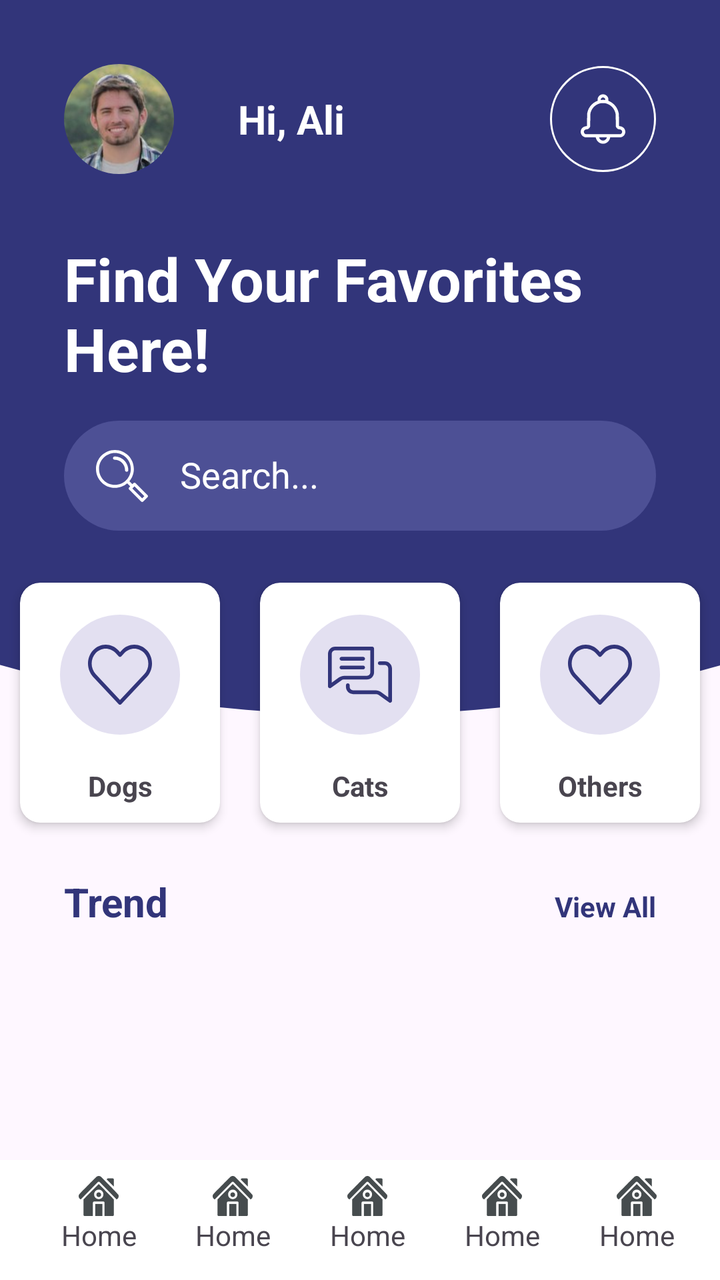
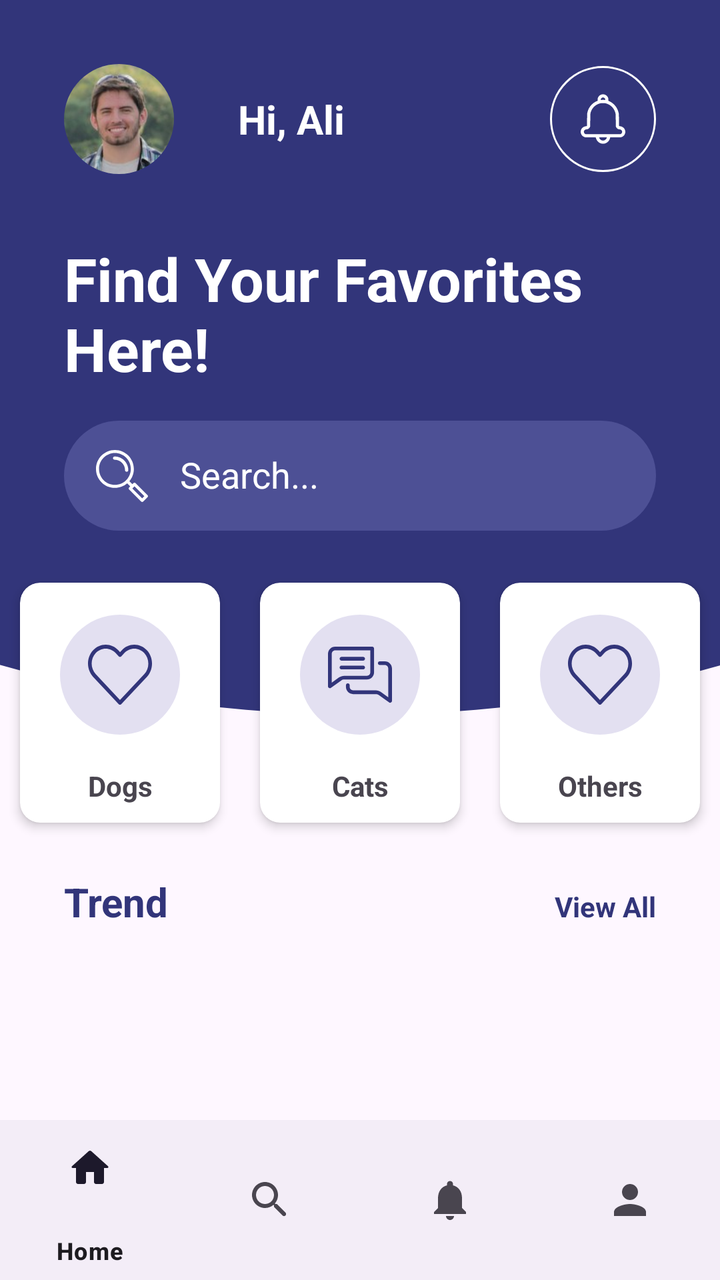

Screens rendered from an Android XML layout before and after an edit, with the pre-edit source and the edit as a unified diff.
<!-- AndroidManifest.xml: application theme Theme.PurrfectMatchMobileApp -->
<!-- res/layout/activity_dashboard.xml -->
<?xml version="1.0" encoding="utf-8"?>
<androidx.constraintlayout.widget.ConstraintLayout xmlns:android="http://schemas.android.com/apk/res/android"
    xmlns:app="http://schemas.android.com/apk/res-auto"
    xmlns:tools="http://schemas.android.com/tools"
    android:id="@+id/main"
    android:layout_width="match_parent"
    android:layout_height="match_parent"
    tools:context=".DashboardActivity">

    <ScrollView
        android:id="@+id/scrollView2"
        android:layout_width="match_parent"
        android:layout_height="match_parent"
        app:layout_constraintBottom_toBottomOf="parent"
        app:layout_constraintEnd_toEndOf="parent"
        app:layout_constraintStart_toStartOf="parent"
        app:layout_constraintTop_toTopOf="parent">

        <LinearLayout
            android:layout_width="match_parent"
            android:layout_height="wrap_content"
            android:orientation="vertical">

            <LinearLayout
                android:layout_width="match_parent"
                android:layout_height="match_parent"
                android:background="@color/dark_blue"
                android:orientation="vertical">

                <androidx.constraintlayout.widget.ConstraintLayout
                    android:layout_width="match_parent"
                    android:layout_height="match_parent">

                    <ImageView
                        android:id="@+id/imageView3"
                        android:layout_width="wrap_content"
                        android:layout_height="wrap_content"
                        android:layout_marginStart="32dp"
                        android:layout_marginTop="32dp"
                        app:layout_constraintStart_toStartOf="parent"
                        app:layout_constraintTop_toTopOf="parent"
                        app:srcCompat="@drawable/user_1" />

                    <TextView
                        android:id="@+id/textView3"
                        android:layout_width="wrap_content"
                        android:layout_height="wrap_content"
                        android:layout_marginStart="32dp"
                        android:text="Hi, Ali"
                        android:textColor="@color/white"
                        android:textSize="20sp"
                        android:textStyle="bold"
                        app:layout_constraintBottom_toBottomOf="@+id/imageView3"
                        app:layout_constraintStart_toEndOf="@+id/imageView3"
                        app:layout_constraintTop_toTopOf="@+id/imageView3" />

                    <ImageView
                        android:id="@+id/imageView4"
                        android:layout_width="wrap_content"
                        android:layout_height="wrap_content"
                        android:layout_marginEnd="32dp"
                        app:layout_constraintBottom_toBottomOf="@+id/imageView3"
                        app:layout_constraintEnd_toEndOf="parent"
                        app:layout_constraintTop_toTopOf="@+id/imageView3"
                        app:srcCompat="@drawable/notification" />
                </androidx.constraintlayout.widget.ConstraintLayout>

                <TextView
                    android:id="@+id/textView4"
                    android:layout_width="match_parent"
                    android:layout_height="wrap_content"
                    android:layout_marginStart="32dp"
                    android:layout_marginTop="32dp"
                    android:text="Find Your Favorites\nHere!"
                    android:textColor="@color/white"
                    android:textSize="30sp"
                    android:textStyle="bold" />

                <EditText
                    android:id="@+id/editTextText"
                    android:layout_width="match_parent"
                    android:layout_height="55dp"
                    android:layout_marginStart="32dp"
                    android:layout_marginTop="16dp"
                    android:layout_marginEnd="32dp"
                    android:layout_marginBottom="16dp"
                    android:background="@drawable/edittext_background"
                    android:drawableStart="@drawable/search"
                    android:drawablePadding="16dp"
                    android:ems="10"
                    android:hint="Search..."
                    android:inputType="text"
                    android:padding="16dp"
                    android:textColor="@color/white"
                    android:textColorHint="@color/white" />
            </LinearLayout>

            <androidx.constraintlayout.widget.ConstraintLayout
                android:layout_width="match_parent"
                android:layout_height="match_parent">

                <ImageView
                    android:id="@+id/imageView5"
                    android:layout_width="wrap_content"
                    android:layout_height="wrap_content"
                    android:scaleType="centerCrop"
                    app:layout_constraintEnd_toEndOf="parent"
                    app:layout_constraintStart_toStartOf="parent"
                    app:layout_constraintTop_toTopOf="parent"
                    app:srcCompat="@drawable/arc_2" />

                <LinearLayout
                    android:layout_width="match_parent"
                    android:layout_height="wrap_content"
                    android:gravity="center"
                    android:orientation="horizontal"
                    app:layout_constraintBottom_toBottomOf="@+id/imageView5"
                    app:layout_constraintEnd_toEndOf="parent"
                    app:layout_constraintStart_toStartOf="parent"
                    app:layout_constraintTop_toTopOf="parent">

                    <androidx.cardview.widget.CardView
                        android:layout_width="100dp"
                        android:layout_height="120dp"
                        android:layout_margin="10dp"
                        app:cardCornerRadius="10dp"
                        app:cardElevation="3dp">

                        <LinearLayout
                            android:layout_width="match_parent"
                            android:layout_height="match_parent"
                            android:orientation="vertical">

                            <androidx.constraintlayout.widget.ConstraintLayout
                                android:layout_width="60dp"
                                android:layout_height="60dp"
                                android:layout_gravity="center"
                                android:layout_margin="16dp"
                                android:background="@drawable/background_oval_2">

                                <ImageView
                                    android:id="@+id/dogIconMain"
                                    android:layout_width="wrap_content"
                                    android:layout_height="wrap_content"
                                    app:layout_constraintBottom_toBottomOf="parent"
                                    app:layout_constraintEnd_toEndOf="parent"
                                    app:layout_constraintStart_toStartOf="parent"
                                    app:layout_constraintTop_toTopOf="parent"
                                    app:srcCompat="@drawable/favorites" />
                            </androidx.constraintlayout.widget.ConstraintLayout>

                            <TextView
                                android:id="@+id/txtDog"
                                android:layout_width="match_parent"
                                android:layout_height="wrap_content"
                                android:text="Dogs"
                                android:textAlignment="center"
                                android:textStyle="bold" />
                        </LinearLayout>
                    </androidx.cardview.widget.CardView>

                    <androidx.cardview.widget.CardView
                        android:layout_width="100dp"
                        android:layout_height="120dp"
                        android:layout_margin="10dp"
                        app:cardCornerRadius="10dp"
                        app:cardElevation="3dp">

                        <LinearLayout
                            android:layout_width="match_parent"
                            android:layout_height="match_parent"
                            android:orientation="vertical">

                            <androidx.constraintlayout.widget.ConstraintLayout
                                android:layout_width="60dp"
                                android:layout_height="60dp"
                                android:layout_gravity="center"
                                android:layout_margin="16dp"
                                android:background="@drawable/background_oval_2">

                                <ImageView
                                    android:id="@+id/catIconMain"
                                    android:layout_width="wrap_content"
                                    android:layout_height="wrap_content"
                                    app:layout_constraintBottom_toBottomOf="parent"
                                    app:layout_constraintEnd_toEndOf="parent"
                                    app:layout_constraintStart_toStartOf="parent"
                                    app:layout_constraintTop_toTopOf="parent"
                                    app:srcCompat="@drawable/message" />
                            </androidx.constraintlayout.widget.ConstraintLayout>

                            <TextView
                                android:id="@+id/txtCats"
                                android:layout_width="match_parent"
                                android:layout_height="wrap_content"
                                android:text="Cats"
                                android:textAlignment="center"
                                android:textStyle="bold" />
                        </LinearLayout>
                    </androidx.cardview.widget.CardView>

                    <androidx.cardview.widget.CardView
                        android:layout_width="100dp"
                        android:layout_height="120dp"
                        android:layout_margin="10dp"
                        app:cardCornerRadius="10dp"
                        app:cardElevation="3dp">

                        <LinearLayout
                            android:layout_width="match_parent"
                            android:layout_height="match_parent"
                            android:orientation="vertical">

                            <androidx.constraintlayout.widget.ConstraintLayout
                                android:layout_width="60dp"
                                android:layout_height="60dp"
                                android:layout_gravity="center"
                                android:layout_margin="16dp"
                                android:background="@drawable/background_oval_2">

                                <ImageView
                                    android:id="@+id/othersIconMain"
                                    android:layout_width="wrap_content"
                                    android:layout_height="wrap_content"
                                    app:layout_constraintBottom_toBottomOf="parent"
                                    app:layout_constraintEnd_toEndOf="parent"
                                    app:layout_constraintStart_toStartOf="parent"
                                    app:layout_constraintTop_toTopOf="parent"
                                    app:srcCompat="@drawable/favorites" />
                            </androidx.constraintlayout.widget.ConstraintLayout>

                            <TextView
                                android:id="@+id/txtOthers"
                                android:layout_width="match_parent"
                                android:layout_height="wrap_content"
                                android:text="Others"
                                android:textAlignment="center"
                                android:textStyle="bold" />
                        </LinearLayout>
                    </androidx.cardview.widget.CardView>

                </LinearLayout>

                <LinearLayout
                    android:id="@+id/linearLayout"
                    android:layout_width="match_parent"
                    android:layout_height="match_parent"

                    android:layout_marginTop="16dp"
                    android:orientation="vertical"
                    app:layout_constraintBottom_toBottomOf="parent"
                    app:layout_constraintEnd_toEndOf="parent"
                    app:layout_constraintStart_toStartOf="parent"
                    app:layout_constraintTop_toBottomOf="@+id/imageView5">

                    <LinearLayout
                        android:layout_width="match_parent"
                        android:layout_height="match_parent"
                        android:orientation="horizontal">

                        <TextView
                            android:id="@+id/textView5"
                            android:layout_width="wrap_content"
                            android:layout_height="wrap_content"
                            android:layout_marginStart="32dp"
                            android:layout_weight="1"
                            android:text="Trend"
                            android:textColor="@color/dark_blue"
                            android:textSize="20sp"
                            android:textStyle="bold" />

                        <TextView
                            android:id="@+id/textView6"
                            android:layout_width="wrap_content"
                            android:layout_height="wrap_content"
                            android:layout_marginEnd="32dp"
                            android:layout_weight="1"
                            android:text="View All"
                            android:textAlignment="viewEnd"
                            android:textColor="@color/dark_blue"
                            android:textStyle="bold" />

                    </LinearLayout>

                    <androidx.recyclerview.widget.RecyclerView
                        android:layout_width="match_parent"
                        android:layout_height="match_parent"
                        android:clipToPadding="false"
                        android:paddingStart="24dp"
                        android:paddingEnd="24dp" />
                </LinearLayout>
            </androidx.constraintlayout.widget.ConstraintLayout>
        </LinearLayout>
    </ScrollView>

    <androidx.coordinatorlayout.widget.CoordinatorLayout
        android:layout_width="match_parent"
        android:layout_height="100dp"
        app:layout_constraintBottom_toBottomOf="@+id/scrollView2"
        app:layout_constraintEnd_toEndOf="parent"
        app:layout_constraintStart_toStartOf="parent">
        <com.google.android.material.bottomappbar.BottomAppBar
            android:layout_width="match_parent"
            android:layout_height="60dp"
            app:backgroundTint="@color/white"
            android:layout_gravity="bottom"
            android:id="@+id/app_bar">

            <LinearLayout
                android:layout_width="match_parent"
                android:layout_height="match_parent"
                android:orientation="horizontal">

                <LinearLayout
                    android:layout_width="0dp"
                    android:layout_height="match_parent"
                    android:layout_weight="0.25"
                    android:orientation="vertical">

                    <ImageView
                        android:id="@+id/imageView61"
                        android:layout_width="20dp"
                        android:layout_height="20dp"
                        android:layout_gravity="center"
                        android:layout_marginTop="8dp"
                        app:srcCompat="@drawable/bottom_btn1" />

                    <TextView
                        android:id="@+id/textView71"
                        android:layout_width="match_parent"
                        android:layout_height="wrap_content"
                        android:text="Home"
                        android:textAlignment="center" />
                </LinearLayout>

                <LinearLayout
                    android:layout_width="0dp"
                    android:layout_height="match_parent"
                    android:layout_weight="0.25"
                    android:orientation="vertical">

                    <ImageView
                        android:id="@+id/imageView62"
                        android:layout_width="20dp"
                        android:layout_height="20dp"
                        android:layout_gravity="center"
                        android:layout_marginTop="8dp"
                        app:srcCompat="@drawable/bottom_btn1" />

                    <TextView
                        android:id="@+id/textView72"
                        android:layout_width="match_parent"
                        android:layout_height="wrap_content"
                        android:text="Home"
                        android:textAlignment="center" />
                </LinearLayout>

                <LinearLayout
                    android:layout_width="0dp"
                    android:layout_height="match_parent"
                    android:layout_weight="0.25"
                    android:orientation="vertical"
                    android:visibility="visible">

                    <ImageView
                        android:id="@+id/imageView63"
                        android:layout_width="20dp"
                        android:layout_height="20dp"
                        android:layout_gravity="center"
                        android:layout_marginTop="8dp"
                        app:srcCompat="@drawable/bottom_btn1" />

                    <TextView
                        android:id="@+id/textView73"
                        android:layout_width="match_parent"
                        android:layout_height="wrap_content"
                        android:text="Home"
                        android:textAlignment="center" />
                </LinearLayout>



                <LinearLayout
                    android:layout_width="0dp"
                    android:layout_height="match_parent"
                    android:layout_weight="0.25"
                    android:orientation="vertical">

                    <ImageView
                        android:id="@+id/imageView64"
                        android:layout_width="20dp"
                        android:layout_height="20dp"
                        android:layout_gravity="center"
                        android:layout_marginTop="8dp"
                        app:srcCompat="@drawable/bottom_btn1" />

                    <TextView
                        android:id="@+id/textView74"
                        android:layout_width="match_parent"
                        android:layout_height="wrap_content"
                        android:text="Home"
                        android:textAlignment="center" />
                </LinearLayout>


                <LinearLayout
                    android:layout_width="0dp"
                    android:layout_height="match_parent"
                    android:layout_weight="0.25"
                    android:orientation="vertical">

                    <ImageView
                        android:id="@+id/imageView65"
                        android:layout_width="20dp"
                        android:layout_height="20dp"
                        android:layout_gravity="center"
                        android:layout_marginTop="8dp"
                        app:srcCompat="@drawable/bottom_btn1" />

                    <TextView
                        android:id="@+id/textView75"
                        android:layout_width="match_parent"
                        android:layout_height="wrap_content"
                        android:text="Home"
                        android:textAlignment="center" />
                </LinearLayout>
            </LinearLayout>


        </com.google.android.material.bottomappbar.BottomAppBar>

    </androidx.coordinatorlayout.widget.CoordinatorLayout>
</androidx.constraintlayout.widget.ConstraintLayout>
<!-- resources referenced by this layout -->
<resources>
  <color name="dark_blue">#32357a</color>
  <color name="white">#FFFFFFFF</color>
  <!-- drawable arc_2: png bitmap (drawable-hdpi, 6062 bytes) -->
  <!-- drawable background_oval_2 (drawable) -->
  <?xml version="1.0" encoding="utf-8"?>
  <selector xmlns:android="http://schemas.android.com/apk/res/android">
  <item>
      <shape android:shape="oval">
          <solid android:color="#E3E0F1"/>
      </shape>
  </item>
  </selector>
  <!-- drawable bottom_btn1: png bitmap (drawable-hdpi, 697 bytes) -->
  <!-- drawable edittext_background (drawable) -->
  <?xml version="1.0" encoding="utf-8"?>
  <selector xmlns:android="http://schemas.android.com/apk/res/android">
  <item>
      <shape>
          <solid android:color="#4D5095"/>
          <corners android:radius="50dp"/>
      </shape>
  </item>
  </selector>
  <!-- drawable favorites: png bitmap (drawable-hdpi, 1223 bytes) -->
  <!-- drawable message: png bitmap (drawable-hdpi, 965 bytes) -->
  <!-- drawable notification: png bitmap (drawable-hdpi, 2356 bytes) -->
  <!-- drawable search: png bitmap (drawable-hdpi, 957 bytes) -->
  <!-- drawable user_1: png bitmap (drawable-hdpi, 14899 bytes) -->
  <style name="Theme.PurrfectMatchMobileApp" parent="Base.Theme.PurrfectMatchMobileApp" />
  <style name="Base.Theme.PurrfectMatchMobileApp" parent="Theme.Material3.DayNight.NoActionBar">
          
          
      </style>
</resources>

<!-- the commit's change to res/layout/activity_dashboard.xml (unified diff, before → after) -->
@@ -293,141 +293,22 @@
         </LinearLayout>
     </ScrollView>
 
-    <androidx.coordinatorlayout.widget.CoordinatorLayout
+    <LinearLayout
         android:layout_width="match_parent"
-        android:layout_height="100dp"
-        app:layout_constraintBottom_toBottomOf="@+id/scrollView2"
-        app:layout_constraintEnd_toEndOf="parent"
-        app:layout_constraintStart_toStartOf="parent">
-        <com.google.android.material.bottomappbar.BottomAppBar
+        android:layout_height="match_parent"
+        android:gravity="center"
+        android:orientation="vertical">
+        <FrameLayout
+            android:id="@+id/frameLayout"
             android:layout_width="match_parent"
-            android:layout_height="60dp"
-            app:backgroundTint="@color/white"
-            android:layout_gravity="bottom"
-            android:id="@+id/app_bar">
-
-            <LinearLayout
-                android:layout_width="match_parent"
-                android:layout_height="match_parent"
-                android:orientation="horizontal">
-
-                <LinearLayout
-                    android:layout_width="0dp"
-                    android:layout_height="match_parent"
-                    android:layout_weight="0.25"
-                    android:orientation="vertical">
-
-                    <ImageView
-                        android:id="@+id/imageView61"
-                        android:layout_width="20dp"
-                        android:layout_height="20dp"
-                        android:layout_gravity="center"
-                        android:layout_marginTop="8dp"
-                        app:srcCompat="@drawable/bottom_btn1" />
-
-                    <TextView
-                        android:id="@+id/textView71"
-                        android:layout_width="match_parent"
-                        android:layout_height="wrap_content"
-                        android:text="Home"
-                        android:textAlignment="center" />
-                </LinearLayout>
-
-                <LinearLayout
-                    android:layout_width="0dp"
-                    android:layout_height="match_parent"
-                    android:layout_weight="0.25"
-                    android:orientation="vertical">
-
-                    <ImageView
-                        android:id="@+id/imageView62"
-                        android:layout_width="20dp"
-                        android:layout_height="20dp"
-                        android:layout_gravity="center"
-                        android:layout_marginTop="8dp"
-                        app:srcCompat="@drawable/bottom_btn1" />
-
-                    <TextView
-                        android:id="@+id/textView72"
-                        android:layout_width="match_parent"
-                        android:layout_height="wrap_content"
-                        android:text="Home"
-                        android:textAlignment="center" />
-                </LinearLayout>
-
-                <LinearLayout
-                    android:layout_width="0dp"
-                    android:layout_height="match_parent"
-                    android:layout_weight="0.25"
-                    android:orientation="vertical"
-                    android:visibility="visible">
-
-                    <ImageView
-                        android:id="@+id/imageView63"
-                        android:layout_width="20dp"
-                        android:layout_height="20dp"
-                        android:layout_gravity="center"
-                        android:layout_marginTop="8dp"
-                        app:srcCompat="@drawable/bottom_btn1" />
-
-                    <TextView
-                        android:id="@+id/textView73"
-                        android:layout_width="match_parent"
-                        android:layout_height="wrap_content"
-                        android:text="Home"
-                        android:textAlignment="center" />
-                </LinearLayout>
-
-
-
-                <LinearLayout
-                    android:layout_width="0dp"
-                    android:layout_height="match_parent"
-                    android:layout_weight="0.25"
-                    android:orientation="vertical">
-
-                    <ImageView
-                        android:id="@+id/imageView64"
-                        android:layout_width="20dp"
-                        android:layout_height="20dp"
-                        android:layout_gravity="center"
-                        android:layout_marginTop="8dp"
-                        app:srcCompat="@drawable/bottom_btn1" />
-
-                    <TextView
-                        android:id="@+id/textView74"
-                        android:layout_width="match_parent"
-                        android:layout_height="wrap_content"
-                        android:text="Home"
-                        android:textAlignment="center" />
-                </LinearLayout>
-
-
-                <LinearLayout
-                    android:layout_width="0dp"
-                    android:layout_height="match_parent"
-                    android:layout_weight="0.25"
-                    android:orientation="vertical">
-
-                    <ImageView
-                        android:id="@+id/imageView65"
-                        android:layout_width="20dp"
-                        android:layout_height="20dp"
-                        android:layout_gravity="center"
-                        android:layout_marginTop="8dp"
-                        app:srcCompat="@drawable/bottom_btn1" />
-
-                    <TextView
-                        android:id="@+id/textView75"
-                        android:layout_width="match_parent"
-                        android:layout_height="wrap_content"
-                        android:text="Home"
-                        android:textAlignment="center" />
-                </LinearLayout>
-            </LinearLayout>
-
-
-        </com.google.android.material.bottomappbar.BottomAppBar>
-
-    </androidx.coordinatorlayout.widget.CoordinatorLayout>
+            android:layout_weight="1"
+            android:layout_height="match_parent"/>
+        <com.google.android.material.bottomnavigation.BottomNavigationView
+            android:layout_width="match_parent"
+            android:layout_height="wrap_content"
+            app:menu="@menu/bottom_nav_menu"
+            app:itemPaddingBottom="10dp"
+            android:id="@+id/bottomNavView"/>
+
+    </LinearLayout>
 </androidx.constraintlayout.widget.ConstraintLayout>
<!-- resource entries referenced after the edit -->
@@ -12,7 +12,6 @@
       </shape>
   </item>
   </selector>
-  <!-- drawable bottom_btn1: png bitmap (drawable-hdpi, 697 bytes) -->
   <!-- drawable edittext_background (drawable) -->
   <?xml version="1.0" encoding="utf-8"?>
   <selector xmlns:android="http://schemas.android.com/apk/res/android">
